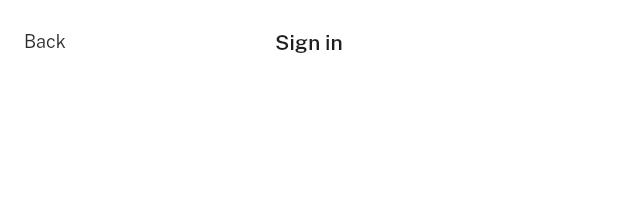
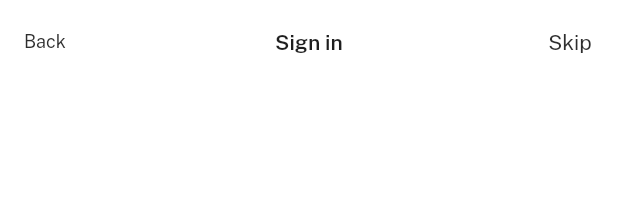
Before and after one commit to Saroja-T/saxnpark-app, a Flutter app: the CustomAppBarWithBackAndSkip widget shown alone on an empty page, opened directly, on a phone screen of 412 x 824 dp. Shown: the top 224 px of the screen. Run offline on Flutter 3.47's test engine with Material 2 defaults, Android fonts, the phone set to English and light mode, and no system bars; our stand-ins replace bloc, equatable, firebase_core, firebase_messaging, flutter_bloc, fluttertoast and 4 more; missing offline and left inert: clipboard, google_maps_flutter_android, google_maps_flutter_platform_interface, omni_datetime_picker; accounts and stored records are empty; network calls fail; project files that could hold a hidden picture were left out.

Commit message:
skip added

```diff
--- a/lib/commons/custom_app_bar.dart
+++ b/lib/commons/custom_app_bar.dart
@@ -60,6 +60,12 @@ class CustomAppBarWithBackAndSkip extends StatelessWidget implements PreferredSi
               child: Text(backText,style: customTextStyle(12, FontWeight.w400, AppColors.black5, 1),),
             ),
           )),
+          actions: <Widget>[
+    TextButton(
+      onPressed: () {},
+      child: Text('Skip',style: TextStyle(color: AppColors.black5),),
+    ),
+  ],
           title: Text(
           title,
         style: TextStyle(
```
